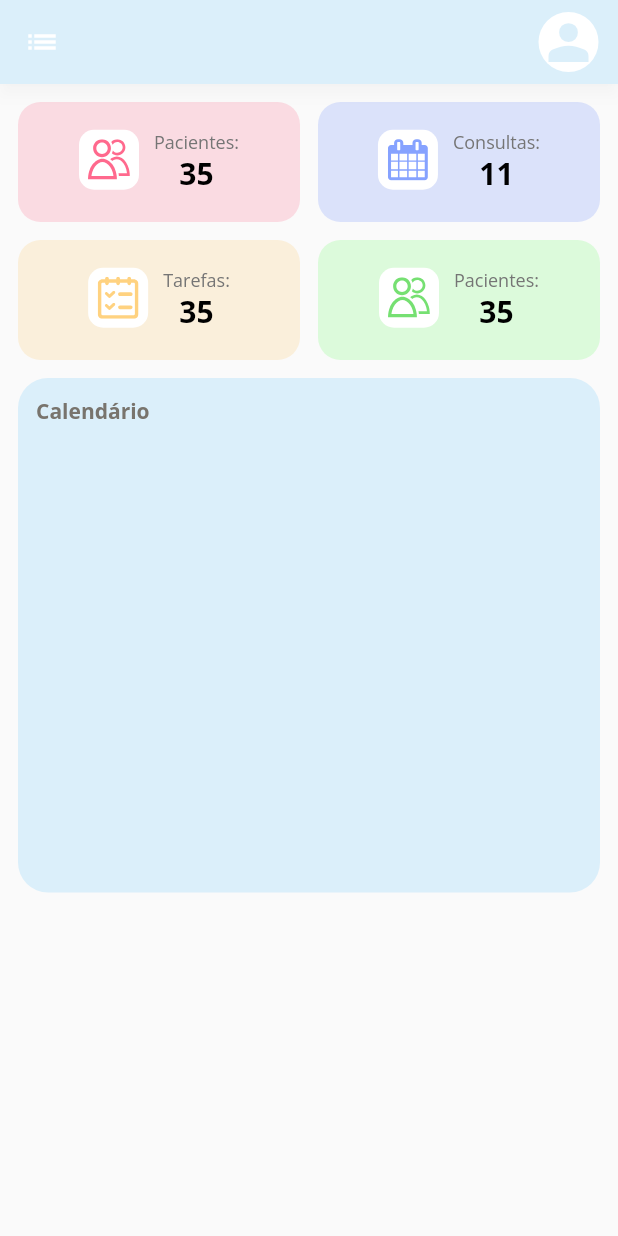
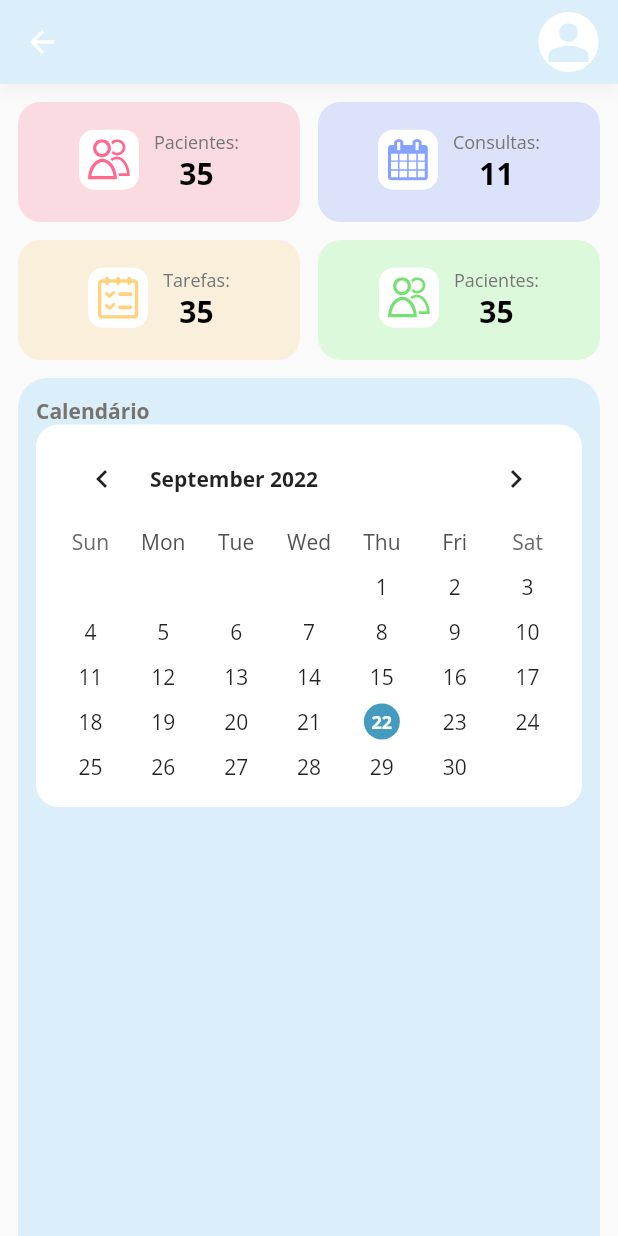
Before and after one commit to JOHN-RlCHARD/phonos-flutter, a Flutter app: the FonoMainPage screen opened directly, on a phone screen of 412 x 824 dp. Run offline on Flutter 3.47's test engine with Material 2 defaults, Android fonts, the phone set to English and light mode, and no system bars; drawn by our look-alikes of table_calendar; our stand-ins replace email_validator, flutter_svg, google_fonts.

Commit message:
Custom Calendar

```diff
--- a/lib/screens/fono_dashboard/dashboard_calendar.dart
+++ b/lib/screens/fono_dashboard/dashboard_calendar.dart
@@ -1,4 +1,6 @@
+import 'package:app_fono/widgets/calendar.dart';
 import 'package:flutter/material.dart';
+import 'package:table_calendar/table_calendar.dart';
 
 class DashBoardCalendar extends StatelessWidget {
   const DashBoardCalendar({super.key});
@@ -28,6 +30,10 @@ class DashBoardCalendar extends StatelessWidget {
                 fontWeight: FontWeight.bold,
               ),
             ),
+            SizedBox(
+              height: 20,
+            ),
+            Calendar(),
           ],
         ),
       ),
--- a/lib/screens/fono_dashboard/fono_main.dart
+++ b/lib/screens/fono_dashboard/fono_main.dart
@@ -50,7 +50,6 @@ class CustomAppBar extends StatelessWidget {
   @override
   Widget build(BuildContext context) {
     return AppBar(
-      leading: Icon(Icons.list),
       backgroundColor: Color(0xFFDBEFFA),
       shadowColor: Colors.black12,
       flexibleSpace: Row(
--- a/lib/screens/fono_dashboard/mobile_layout.dart
+++ b/lib/screens/fono_dashboard/mobile_layout.dart
@@ -1,3 +1,4 @@
+import 'package:app_fono/widgets/calendar.dart';
 import 'package:flutter/material.dart';
 
 import '../../widgets/infos_card.dart';
@@ -35,6 +36,7 @@ class MobileDashboard extends StatelessWidget {
                       fontWeight: FontWeight.bold,
                     ),
                   ),
+                  Calendar(),
                   Container(
                     height: 300,
                     width: double.infinity,
--- /dev/null
+++ b/lib/widgets/calendar.dart
@@ -0,0 +1,61 @@
+import 'package:flutter/material.dart';
+import 'package:table_calendar/table_calendar.dart';
+
+class Calendar extends StatefulWidget {
+  const Calendar({super.key});
+
+  @override
+  State<Calendar> createState() => _CalendarState();
+}
+
+class _CalendarState extends State<Calendar> {
+  CalendarFormat format = CalendarFormat.month;
+
+  @override
+  Widget build(BuildContext context) {
+    return Container(
+      padding: EdgeInsets.all(12),
+      decoration: BoxDecoration(
+        borderRadius: BorderRadius.circular(15),
+        color: Colors.white,
+      ),
+      child: TableCalendar(
+        firstDay: DateTime.utc(2010, 10, 16),
+        lastDay: DateTime.utc(2030, 3, 14),
+        focusedDay: DateTime.now(),
+        calendarFormat: format,
+        onFormatChanged: (CalendarFormat _format) {
+          setState(() {
+            format = _format;
+          });
+        },
+        rowHeight: 30,
+        daysOfWeekHeight: 30,
+        calendarStyle: CalendarStyle(
+          outsideDaysVisible: false,
+          cellMargin: EdgeInsets.all(3),
+          todayDecoration: BoxDecoration(
+            color: Color(0xFF449BC0),
+            shape: BoxShape.circle,
+          ),
+          weekendTextStyle: TextStyle(
+            fontSize: 14,
+          ),
+          todayTextStyle: TextStyle(
+            fontSize: 12,
+            fontWeight: FontWeight.w600,
+            color: Colors.white,
+          ),
+        ),
+        headerStyle: HeaderStyle(
+          headerPadding: EdgeInsets.only(bottom: 3),
+          titleTextStyle: TextStyle(
+            fontSize: 14,
+            fontWeight: FontWeight.w600,
+          ),
+          formatButtonVisible: false,
+        ),
+      ),
+    );
+  }
+}
--- a/pubspec.yaml
+++ b/pubspec.yaml
@@ -34,6 +34,7 @@ dependencies:
   google_fonts: ^3.0.1
   email_validator: ^2.1.17
   flutter_svg: ^1.1.5
+  table_calendar: ^3.0.7
 
 
   # The following adds the Cupertino Icons font to your application.
```
Also changed, not shown: pubspec.lock.
